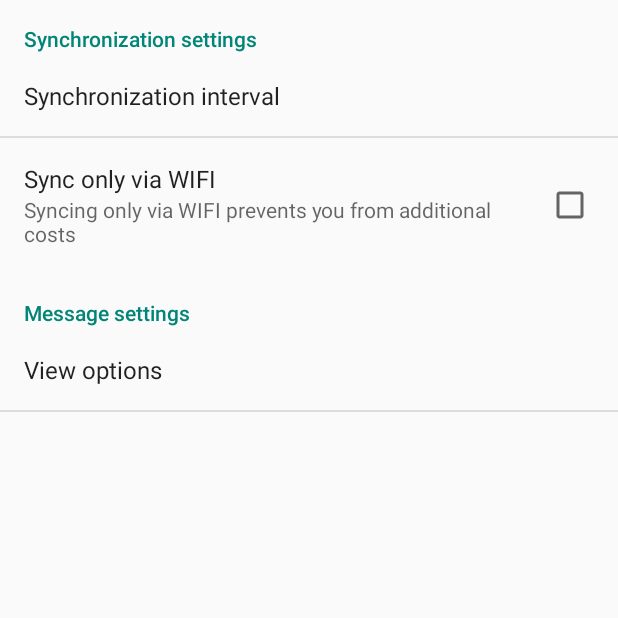
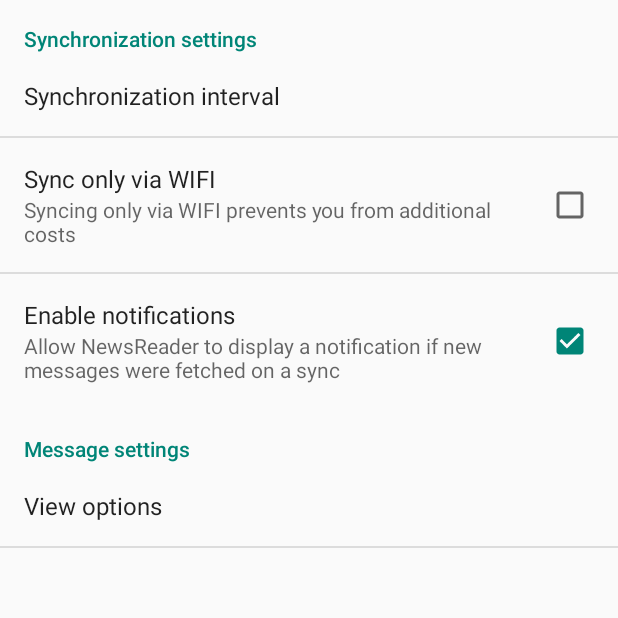
Before and after one commit to random-access/NewsReader, an Android app: the SettingsActivity screen opened directly, with no data from a screen before it, on a phone screen of 412 x 824 dp, the top half of it. Run offline under Robolectric (Android 15) with nearby library versions, the phone set to English and light mode, and no system bars.

Commit message:
added option to individually enable/disable notifications in settings; mark messages of current server as non-fresh if going back from newsgroup to to server list - closes #9

```diff
--- a/app/src/main/java/org/random_access/newsreader/provider/NNTPProvider.java
+++ b/app/src/main/java/org/random_access/newsreader/provider/NNTPProvider.java
@@ -45,6 +45,7 @@ public class NNTPProvider extends ContentProvider {
     private static final int SERVER_ROW = 2001;
     private static final int NEWSGROUP_ROW = 2002;
     private static final int MESSAGE_ROW = 2003;
+
 
     private static final HashMap<String, String> PROJECTION_MAP_SETTINGS;
     private static final HashMap<String, String> PROJECTION_MAP_SERVER;
--- a/app/src/main/java/org/random_access/newsreader/sync/NNTPSyncAdapter.java
+++ b/app/src/main/java/org/random_access/newsreader/sync/NNTPSyncAdapter.java
@@ -118,7 +118,8 @@ public class NNTPSyncAdapter extends AbstractThreadedSyncAdapter {
 
         SharedPreferences sharedPreferences = PreferenceManager.getDefaultSharedPreferences(context);
         boolean wifiOnly = sharedPreferences.getBoolean("pref_wlan_only", false);
-        Log.d(TAG, "Sync only via WIFI? " + wifiOnly);
+        boolean notify = sharedPreferences.getBoolean("pref_notify_on_sync", true);
+        Log.d(TAG, "Sync only via WIFI? " + wifiOnly + ", Notify user? " + notify);
         boolean hasWifiConnection = NetworkStateHelper.hasWifiConnection(context);
         Log.d(TAG, "Has WIFI connection?" + hasWifiConnection);
         if (!wifiOnly || hasWifiConnection) {
@@ -151,7 +152,7 @@ public class NNTPSyncAdapter extends AbstractThreadedSyncAdapter {
                 Log.d(TAG, "************ FINISHED SYNC: " + syncNumber + "*********************");
             }
             c.close();
-            if (freshMessages > 0) {
+            if (notify && freshMessages > 0) {
                 setNotification(freshMessages);
             }
         }
--- a/app/src/main/res/values/strings.xml
+++ b/app/src/main/res/values/strings.xml
@@ -152,6 +152,9 @@
     <string name="pref_wlan_only_text">Sync only via WIFI</string>
     <string name="pref_wlan_only_summary">Syncing only via WIFI prevents you from additional costs</string>
 
+    <string name="pref_notify_on_sync_text">Enable notifications</string>
+    <string name="pref_notify_on_sync_summary">Allow NewsReader to display a notification if new messages were fetched on a sync</string>
+
     <!-- Preferences Messages -->
     <string name="pref_message_title">Message settings</string>
     <string name="pref_message_view_text">View options</string>
--- a/app/src/main/res/xml/preferences.xml
+++ b/app/src/main/res/xml/preferences.xml
@@ -16,6 +16,11 @@
             android:title="@string/pref_wlan_only_text"
             android:summary="@string/pref_wlan_only_summary"
             android:defaultValue="false"/>
+        <CheckBoxPreference
+            android:key="pref_notify_on_sync"
+            android:title="@string/pref_notify_on_sync_text"
+            android:summary="@string/pref_notify_on_sync_summary"
+            android:defaultValue="true"/>
     </PreferenceCategory>
     <PreferenceCategory
         android:title="@string/pref_message_title"
```
Also changed, not shown: app/src/main/java/org/random_access/newsreader/ShowNewsgroupsActivity.java (+9 -0 lines), app/src/main/java/org/random_access/newsreader/queries/MessageQueries.java (+26 -0 lines), app/src/main/java/org/random_access/newsreader/queries/QueryHelper.java (+14 -0 lines), app/src/main/java/org/random_access/newsreader/utils/ListUtils.java (added, +28 -0 lines), 1 other file.
